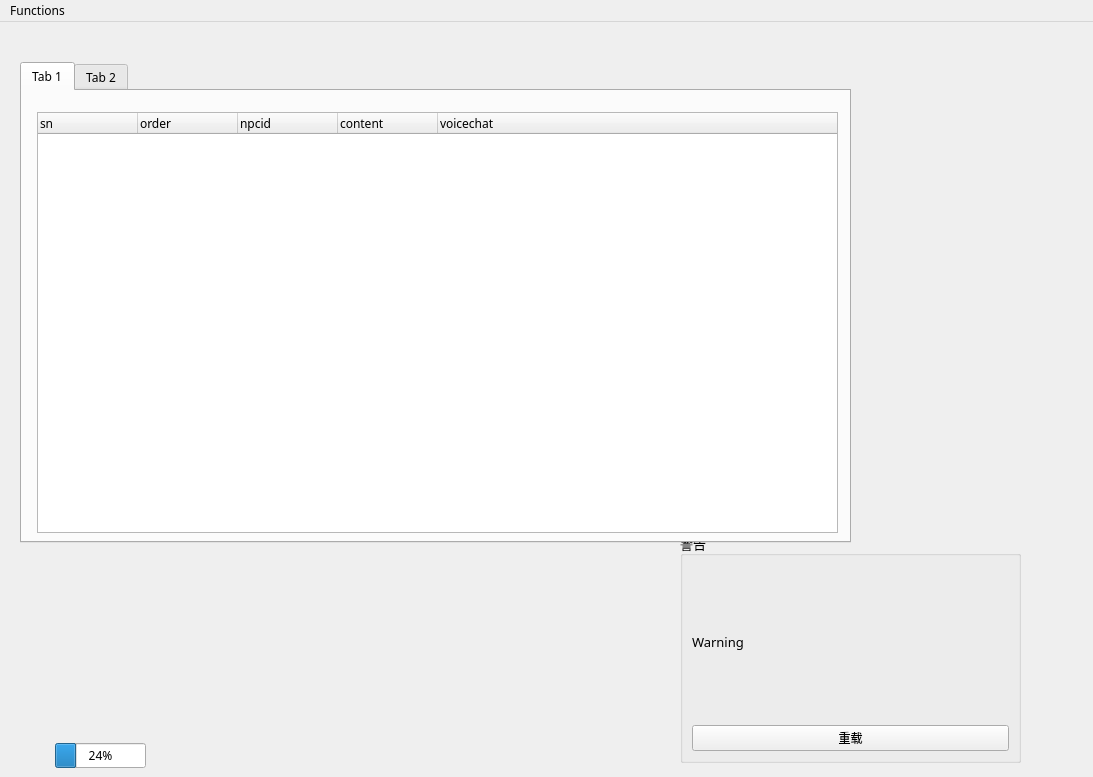
Qt form src/mainwindow.ui (hermixy/ploteditor) before a commit.
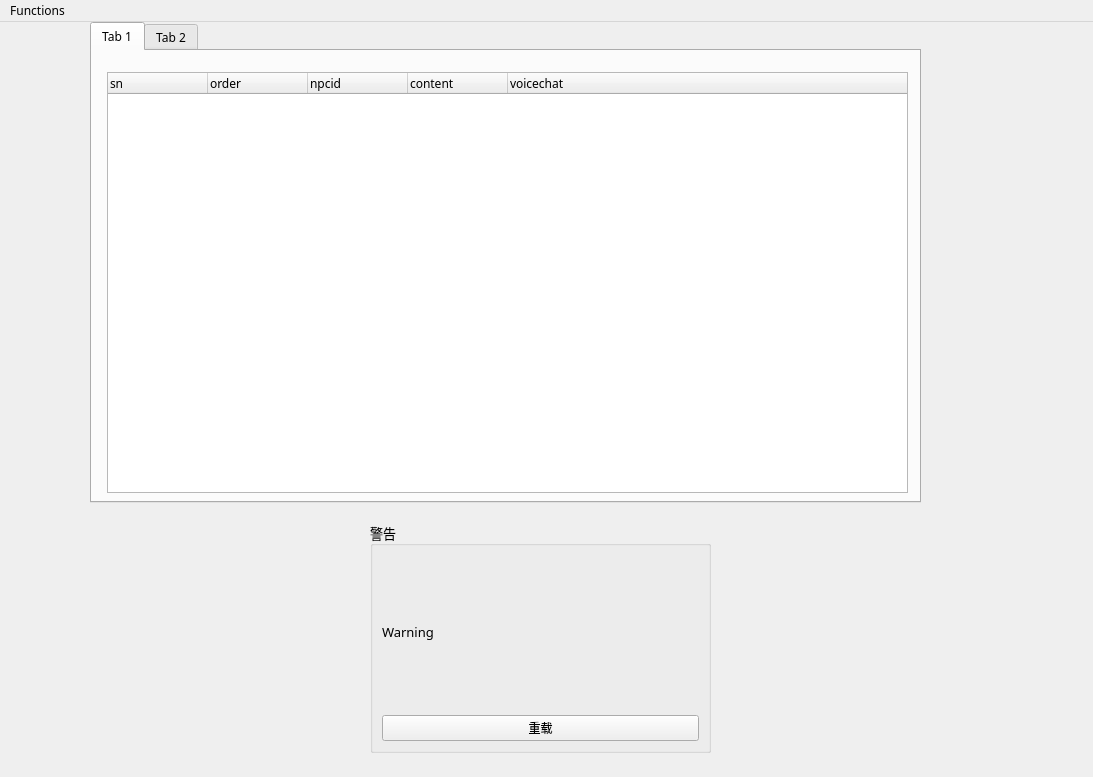
The same form after that commit.

```diff
--- a/src/mainwindow.ui
+++ b/src/mainwindow.ui
@@ -22,19 +22,6 @@
    <locale language="Chinese" country="China"/>
   </property>
   <widget class="QWidget" name="centralwidget">
-   <widget class="QProgressBar" name="progressBar">
-    <property name="geometry">
-     <rect>
-      <x>55</x>
-      <y>721</y>
-      <width>91</width>
-      <height>25</height>
-     </rect>
-    </property>
-    <property name="value">
-     <number>24</number>
-    </property>
-   </widget>
    <widget class="QWidget" name="widget" native="true">
     <property name="geometry">
      <rect>
@@ -44,67 +31,12 @@
       <height>311</height>
      </rect>
     </property>
-    <widget class="QGroupBox" name="warningGroup">
-     <property name="geometry">
-      <rect>
-       <x>90</x>
-       <y>70</y>
-       <width>341</width>
-       <height>231</height>
-      </rect>
-     </property>
-     <property name="font">
-      <font>
-       <family>微软雅黑</family>
-       <pointsize>10</pointsize>
-      </font>
-     </property>
-     <property name="title">
-      <string>警告</string>
-     </property>
-     <layout class="QVBoxLayout" name="verticalLayout">
-      <item>
-       <widget class="QLabel" name="labelWarning">
-        <property name="contextMenuPolicy">
-         <enum>Qt::NoContextMenu</enum>
-        </property>
-        <property name="layoutDirection">
-         <enum>Qt::LeftToRight</enum>
-        </property>
-        <property name="locale">
-         <locale language="Chinese" country="China"/>
-        </property>
-        <property name="text">
-         <string>Warning</string>
-        </property>
-        <property name="alignment">
-         <set>Qt::AlignLeading|Qt::AlignLeft|Qt::AlignVCenter</set>
-        </property>
-       </widget>
-      </item>
-      <item>
-       <widget class="QPushButton" name="pushButton">
-        <property name="font">
-         <font>
-          <pointsize>9</pointsize>
-         </font>
-        </property>
-        <property name="locale">
-         <locale language="Chinese" country="China"/>
-        </property>
-        <property name="text">
-         <string>重载</string>
-        </property>
-       </widget>
-      </item>
-     </layout>
-    </widget>
    </widget>
    <widget class="QTabWidget" name="tabWidget">
     <property name="geometry">
      <rect>
-      <x>20</x>
-      <y>40</y>
+      <x>90</x>
+      <y>0</y>
       <width>831</width>
       <height>481</height>
      </rect>
@@ -192,6 +124,61 @@
      </layout>
     </widget>
    </widget>
+   <widget class="QGroupBox" name="warningGroup">
+    <property name="geometry">
+     <rect>
+      <x>370</x>
+      <y>500</y>
+      <width>341</width>
+      <height>231</height>
+     </rect>
+    </property>
+    <property name="font">
+     <font>
+      <family>微软雅黑</family>
+      <pointsize>10</pointsize>
+     </font>
+    </property>
+    <property name="title">
+     <string>警告</string>
+    </property>
+    <layout class="QVBoxLayout" name="verticalLayout">
+     <item>
+      <widget class="QLabel" name="labelWarning">
+       <property name="contextMenuPolicy">
+        <enum>Qt::NoContextMenu</enum>
+       </property>
+       <property name="layoutDirection">
+        <enum>Qt::LeftToRight</enum>
+       </property>
+       <property name="locale">
+        <locale language="Chinese" country="China"/>
+       </property>
+       <property name="text">
+        <string>Warning</string>
+       </property>
+       <property name="alignment">
+        <set>Qt::AlignLeading|Qt::AlignLeft|Qt::AlignVCenter</set>
+       </property>
+      </widget>
+     </item>
+     <item>
+      <widget class="QPushButton" name="pushButton">
+       <property name="font">
+        <font>
+         <pointsize>9</pointsize>
+        </font>
+       </property>
+       <property name="locale">
+        <locale language="Chinese" country="China"/>
+       </property>
+       <property name="text">
+        <string>重载</string>
+       </property>
+      </widget>
+     </item>
+    </layout>
+   </widget>
   </widget>
   <widget class="QMenuBar" name="menubar">
    <property name="geometry">
```
Left out of the diff: 2 changed lines with no effect on the pictures.
